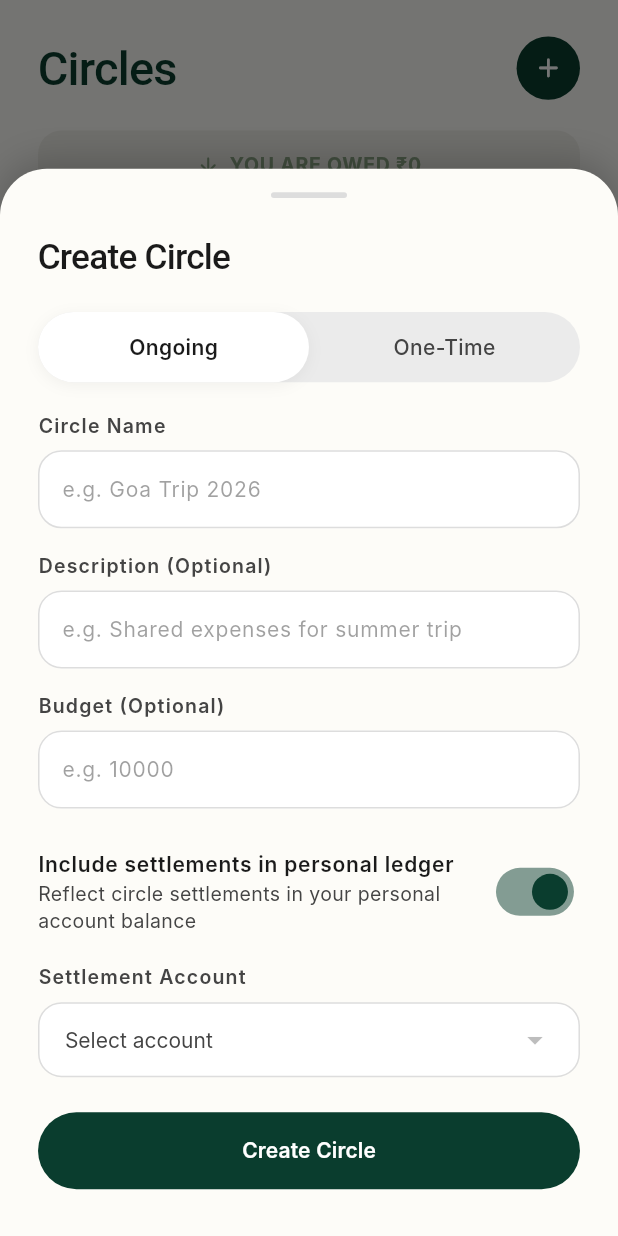
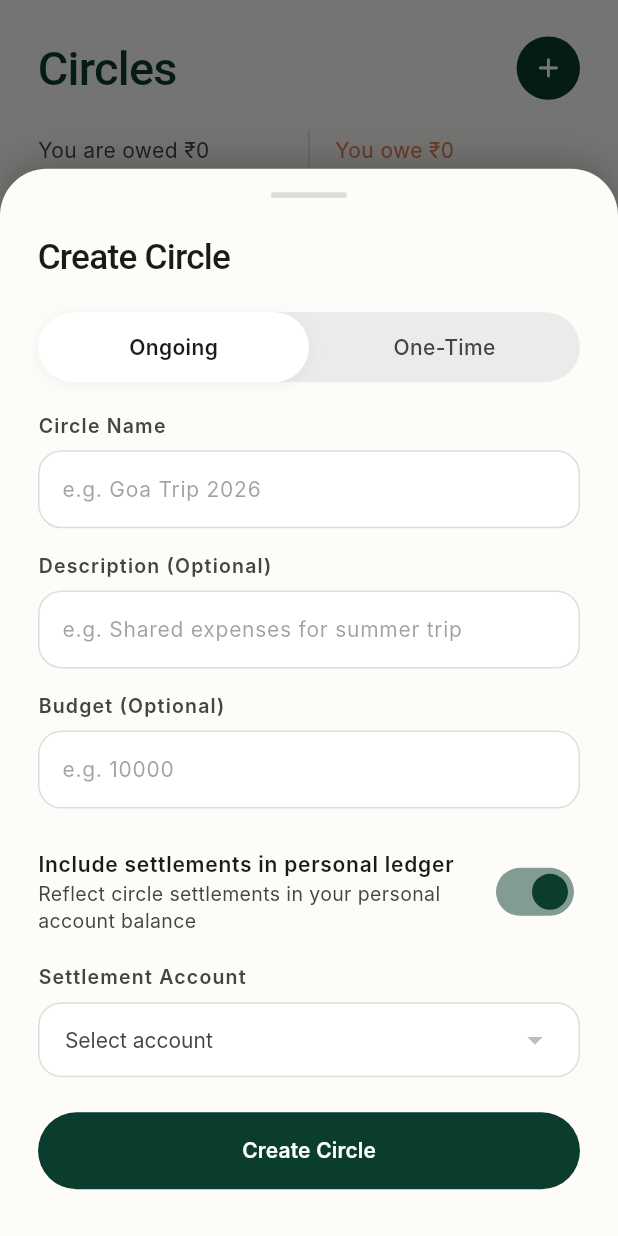
Before and after one commit to Nautilus-Techlabs/expense_tracker, a Flutter app: the CirclesScreen screen opened directly, after a tap on the "add" icon, on a phone screen of 412 x 824 dp. Run offline on Flutter 3.47's test engine with Material 3 defaults, Android fonts, the phone set to English and light mode, and no system bars; our stand-ins replace connectivity_plus, either_dart, firebase_core, firebase_crashlytics, flutter_riverpod, flutter_screenutil and 5 more; accounts and stored records are empty; Roboto replaces fonts that are missing (Inter, PlayfairDisplay).

Commit message:
Return error strings for circle actions & UI refinements

```diff
--- a/lib/data/remote/supabase/supabase_helper.dart
+++ b/lib/data/remote/supabase/supabase_helper.dart
@@ -600,6 +600,9 @@ class SupabaseHelper {
         params: {'p_circle_id': circleId, 'p_target_user_id': targetUserId},
       );
       return const Right(null);
+    } on PostgrestException catch (e) {
+      AppLogger.e('Error removing circle member: $e');
+      return Left(Failure(e.message));
     } catch (e) {
       AppLogger.e('Error removing circle member: $e');
       return Left(Failure('Failed to remove member from circle.'));
@@ -613,6 +616,9 @@ class SupabaseHelper {
         params: {'p_circle_id': circleId},
       );
       return const Right(null);
+    } on PostgrestException catch (e) {
+      AppLogger.e('Error leaving circle: $e');
+      return Left(Failure(e.message));
     } catch (e) {
       AppLogger.e('Error leaving circle: $e');
       return Left(Failure('Failed to leave circle.'));
--- a/lib/features/circle/views/circle_details_screen.dart
+++ b/lib/features/circle/views/circle_details_screen.dart
@@ -16,7 +16,6 @@ import '../../auth/viewmodels/auth_notifier.dart';
 import '../viewmodels/circle_details_notifier.dart';
 import '../widgets/add_circle_expense_bottom_sheet.dart';
 import '../widgets/circle_member_card.dart';
-
 import '../widgets/settle_up_bottom_sheet.dart';
 
 class CircleDetailsScreen extends ConsumerStatefulWidget {
@@ -342,17 +341,14 @@ class _CircleDetailsScreenState extends ConsumerState<CircleDetailsScreen> {
                                 circleId: widget.args.circleId,
                                 members: data.members,
                               );
-
                             },
                           ),
                         ),
-
                       ],
                     ),
                   ),
                 ],
               ),
-
       ),
     );
   }
--- a/lib/features/circle/widgets/circle_summary_banner.dart
+++ b/lib/features/circle/widgets/circle_summary_banner.dart
@@ -1,27 +1,21 @@
+import 'package:expense_tracker/core/theme/app_colors_extension.dart';
 import 'package:flutter/material.dart';
 import 'package:flutter_screenutil/flutter_screenutil.dart';
 
 import '../../../../core/constants/app_constants.dart';
-import '../../../../core/utils/ui_helpers.dart';
-
 import '../models/circle_screen_model.dart';
 
 class CircleSummaryBanner extends StatelessWidget {
   final Totals? totals;
   final bool isDark;
 
-  const CircleSummaryBanner({
-    super.key,
-    this.totals,
-    required this.isDark,
-  });
+  const CircleSummaryBanner({super.key, this.totals, required this.isDark});
 
   @override
   Widget build(BuildContext context) {
     final owe = totals?.totalYouOwe ?? 0;
     final owed = totals?.totalOwedToYou ?? 0;
 
-    if (isDark) {
     return Padding(
       padding: EdgeInsets.symmetric(horizontal: 24.w),
       child: Row(
@@ -33,13 +27,13 @@ class CircleSummaryBanner extends StatelessWidget {
                 Text(
                   'You are owed ₹$owed',
                   style: context.appTexts.bodyMedium.copyWith(
-                      color: AppColors.textSecondaryDark,
+                    color: context.colors.textSecondary,
                   ),
                 ),
               ],
             ),
           ),
-            Container(width: 1.w, height: 28.h, color: AppColors.borderDark),
+          Container(width: 1.w, height: 28.h, color: context.colors.border),
           Expanded(
             child: Padding(
               padding: EdgeInsets.only(left: 16.w),
@@ -55,60 +49,4 @@ class CircleSummaryBanner extends StatelessWidget {
       ),
     );
   }
-
-    // Light mode pill
-    return Padding(
-      padding: EdgeInsets.symmetric(horizontal: 24.w),
-      child: Container(
-        padding: EdgeInsets.symmetric(vertical: 14.h, horizontal: 20.w),
-        decoration: BoxDecoration(
-          color: isDark ? AppColors.cardDark : const Color(0xFFF0F0E9),
-          borderRadius: BorderRadius.circular(16.r),
-        ),
-        child: Column(
-          children: [
-            Row(
-              mainAxisAlignment: MainAxisAlignment.center,
-              children: [
-                Icon(
-                  Icons.arrow_downward_rounded,
-                  size: 16.sp,
-                  color: AppColors.income,
-                ),
-                UIHelpers.horizontalSpace(6),
-                Text(
-                  'YOU ARE OWED ₹$owed',
-                  style: context.appTexts.bodySmall.copyWith(
-                    color: AppColors.income,
-                    fontWeight: FontWeight.w700,
-                    letterSpacing: 0.5,
-                  ),
-                ),
-              ],
-            ),
-            UIHelpers.verticalSpace(4),
-            Row(
-              mainAxisAlignment: MainAxisAlignment.center,
-              children: [
-                Icon(
-                  Icons.arrow_upward_rounded,
-                  size: 16.sp,
-                  color: AppColors.expense,
-                ),
-                UIHelpers.horizontalSpace(6),
-                Text(
-                  'YOU OWE ₹$owe',
-                  style: context.appTexts.bodySmall.copyWith(
-                    color: AppColors.expense,
-                    fontWeight: FontWeight.w700,
-                    letterSpacing: 0.5,
-                  ),
-                ),
-              ],
-            ),
-          ],
-        ),
-      ),
-    );
 }
-}
```
Also changed, not shown: lib/features/circle/viewmodels/circle_notifier.dart (+20 -20 lines), lib/features/circle/views/circle_settings_screen.dart (+55 -70 lines), lib/features/circle/widgets/circle_member_card.dart (+2 -11 lines), lib/features/circle/widgets/circle_summary_card.dart (+4 -6 lines). Lines whose indentation alone changed are shown as unchanged.
